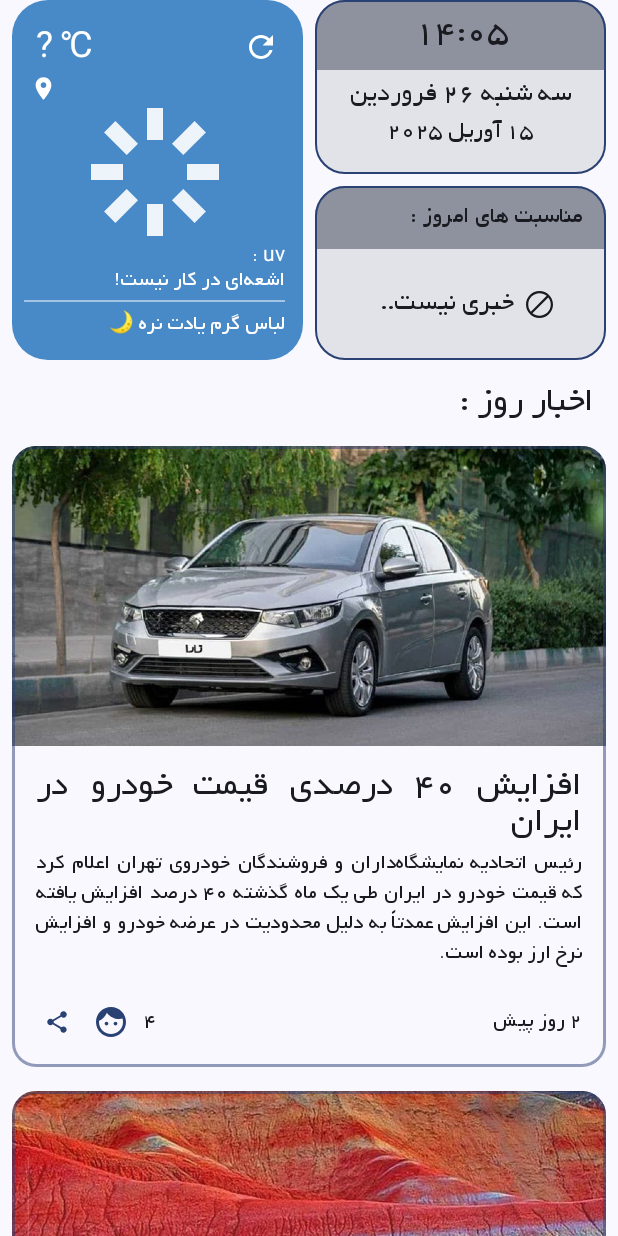
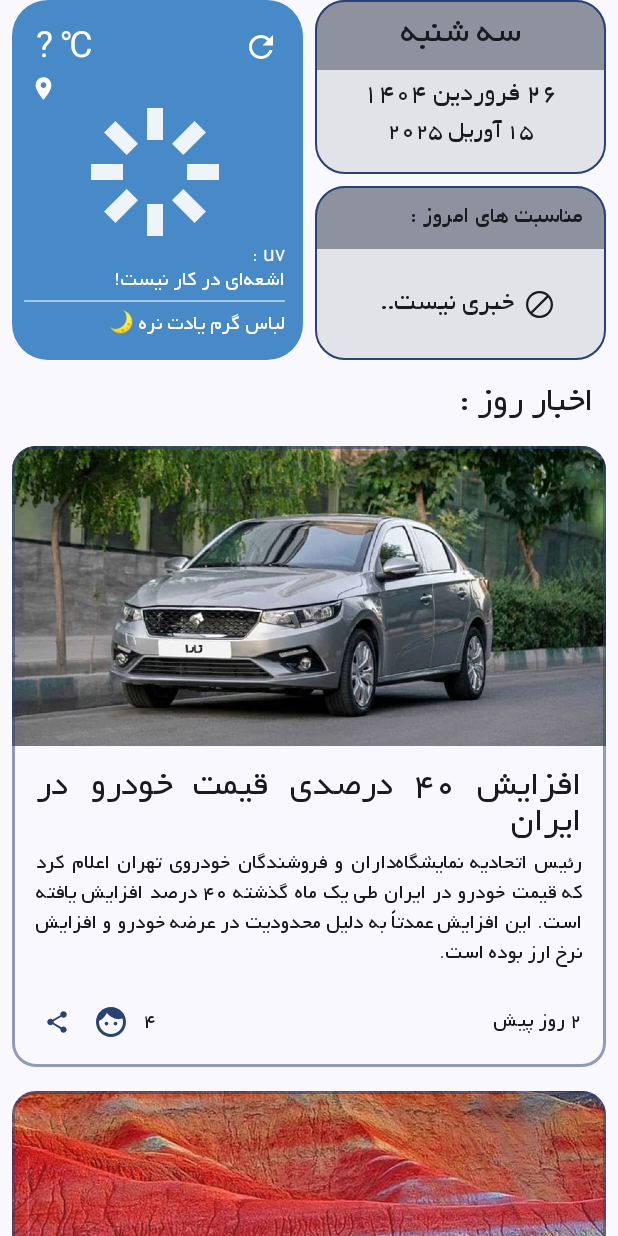
Before and after one commit to ihasanazimi/Avand, an Android app built with Jetpack Compose: the HomeScreen screen opened through its navigation route, after a tap on "refresh weather", on a phone screen of 412 x 824 dp. Run offline under Robolectric (Android 15) with nearby library versions, the phone set to English and light mode, and no system bars; our stand-ins replace Dagger/Hilt's generated code; pictures from the network do not load; 2 statements that could not run were skipped.

Commit message:
temp commit

```diff
--- a/app/src/main/java/ir/ha/goodfeeling/screens/HomeScreen.kt
+++ b/app/src/main/java/ir/ha/goodfeeling/screens/HomeScreen.kt
@@ -1,6 +1,6 @@
 package ir.ha.goodfeeling.screens
 
-import android.content.Context
+import android.Manifest
 import android.util.Log
 import android.widget.Toast
 import androidx.compose.foundation.layout.fillMaxSize
@@ -34,7 +34,6 @@ import ir.ha.goodfeeling.common.security_and_permissions.askPermission
 import ir.ha.goodfeeling.common.security_and_permissions.isPermissionGranted
 import ir.ha.goodfeeling.data.ResponseState
 import ir.ha.goodfeeling.data.models.local_entities.weather.WeatherEntity
-import ir.ha.goodfeeling.data.models.remote_response.weather.WeatherRemoteResponse
 import ir.ha.goodfeeling.data.repository.weather.WeatherRepository
 import ir.ha.goodfeeling.db.DataStoreManager
 import ir.ha.goodfeeling.ui.theme.GoodFeelingTheme
@@ -83,12 +82,11 @@ fun HomeScreen(activity: MainActivity, navController: NavHostController) {
 
 
         coroutineScope.launch {
-            activity.permissionsResult.collect {
+            activity.locationAccessFinePermissionsResult.collect { result ->
 
-                Log.i(TAG, "HomeScreen: permission code is ${it} ")
-                Log.i(TAG, "HomeScreen: permission result is ${it} ")
+                Log.i(TAG, "HomeScreen: permission result is $result ")
 
-                if (it == 1001) {
+                if (result) {
                     if (activity.isPermissionGranted(android.Manifest.permission.ACCESS_FINE_LOCATION)) {
                         getLastLocation(activity, viewModel)
                     } else {
@@ -99,7 +97,11 @@ fun HomeScreen(activity: MainActivity, navController: NavHostController) {
                                 getLastLocation(activity, viewModel)
                             },
                             onShowRationale = {
-                                Toast.makeText(context, "برای دریافت موقعیت ممکانی شما نیاز به مجوز داریم", Toast.LENGTH_SHORT).show()
+                                Toast.makeText(
+                                    context,
+                                    "برای دریافت موقعیت ممکانی شما نیاز به مجوز داریم",
+                                    Toast.LENGTH_SHORT
+                                ).show()
                             },
                             onRequest = {
                                 getLastLocation(activity, viewModel)
@@ -107,7 +109,11 @@ fun HomeScreen(activity: MainActivity, navController: NavHostController) {
                         )
                     }
                 } else {
-                    Toast.makeText(context, "دسترسی شما غیر مجاز است", Toast.LENGTH_SHORT).show()
+                    Toast.makeText(
+                        context,
+                        "اجازه دسترسی به سرویس مکان توسط شما صادر نشده است!",
+                        Toast.LENGTH_SHORT
+                    ).show()
                 }
             }
         }
@@ -128,8 +134,14 @@ fun HomeScreen(activity: MainActivity, navController: NavHostController) {
                         weatherLoading = weatherLoading,
                         weatherData = weatherData,
                         onRefresh = {
+                            /*activity.onRequestPermissionsResult(
+                                requestCode = 1001,
+                                permissions = arrayOf(Manifest.permission.ACCESS_FINE_LOCATION),
+                                grantResults = intArrayOf(1),
+                                deviceId = 1
+                            )*/
                             coroutineScope.launch {
-                                activity.permissionsResult.emit(1001)
+                                activity.locationAccessFinePermissionsResult.emit(true)
                             }
                         }
                     )
@@ -149,9 +161,9 @@ private fun getLastLocation(
     viewModel: HomeScreenVM
 ) {
 
-    if (isLocationEnabled(activity).not()){
+    if (isLocationEnabled(activity).not()) {
         turnOnGPS(activity)
-    }else{
+    } else {
 
         LocationHelper(activity).getLastLocation(
             onSuccess = {
@@ -170,7 +182,7 @@ private fun getLastLocation(
                 )
                 Toast.makeText(
                     activity,
-                    "خطا در دریافت موقعیت مکانی!",
+                    "خطا در دریافت موقعیت مکانی ، مجدد تلاش کنید...",
                     Toast.LENGTH_SHORT
                 ).show()
             }
--- a/app/src/main/java/ir/ha/goodfeeling/screens/WidgetsScreen.kt
+++ b/app/src/main/java/ir/ha/goodfeeling/screens/WidgetsScreen.kt
@@ -39,24 +39,18 @@ import androidx.compose.runtime.remember
 import androidx.compose.ui.Alignment
 import androidx.compose.ui.Modifier
 import androidx.compose.ui.draw.alpha
-import androidx.compose.ui.draw.clip
 import androidx.compose.ui.graphics.Color
 import androidx.compose.ui.graphics.graphicsLayer
-import androidx.compose.ui.platform.LocalContext
 import androidx.compose.ui.res.painterResource
 import androidx.compose.ui.text.style.TextAlign
 import androidx.compose.ui.tooling.preview.Preview
 import androidx.compose.ui.unit.TextUnit
 import androidx.compose.ui.unit.TextUnitType
 import androidx.compose.ui.unit.dp
-import coil.compose.AsyncImage
-import coil.request.ImageRequest
 import ir.ha.goodfeeling.R
 import ir.ha.goodfeeling.data.fakeOccasionsOfTheDayList
 import ir.ha.goodfeeling.data.models.enums.WeatherCondition
 import ir.ha.goodfeeling.data.models.local_entities.weather.WeatherEntity
-import ir.ha.goodfeeling.data.models.remote_response.weather.WeatherRemoteResponse
-import ir.ha.goodfeeling.screens.itemViews.CustomSpacer
 import ir.ha.goodfeeling.screens.itemViews.OccasionItemView
 import ir.ha.goodfeeling.ui.theme.CustomTypography
 import ir.ha.goodfeeling.ui.theme.GoodFeelingTheme
@@ -71,8 +65,8 @@ fun Widgets(
     onRefresh: () -> Unit = {}
 ) {
 
-    val time by remember { mutableStateOf("14:05") }
-    val persianDate by remember { mutableStateOf("سه شنبه 26 فروردین") }
+    val dayOfWeek by remember { mutableStateOf("سه شنبه") }
+    val persianDate by remember { mutableStateOf("26 فروردین 1404") }
     val globalDate by remember { mutableStateOf("15 آوریل 2025") }
 
     GoodFeelingTheme {
@@ -225,7 +219,7 @@ fun Widgets(
                     .fillMaxHeight()
             ) {
 
-                /** Time and Date */
+                /** dayOfWeek and persian and global Date */
                 Card(
                     modifier = Modifier
                         .padding(start = 4.dp, bottom = 4.dp)
@@ -247,7 +241,7 @@ fun Widgets(
                             contentAlignment = Alignment.Center
                         ) {
                             Text(
-                                text = time,
+                                text = dayOfWeek,
                                 modifier = Modifier,
                                 textAlign = TextAlign.Center,
                                 maxLines = 1,
```
Also changed, not shown: app/src/main/java/ir/ha/goodfeeling/MainActivity.kt (+14 -9 lines).
